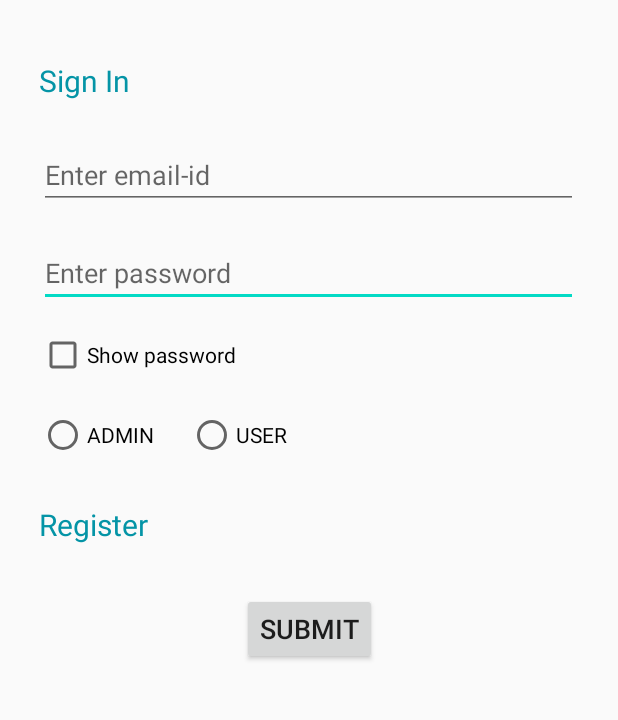
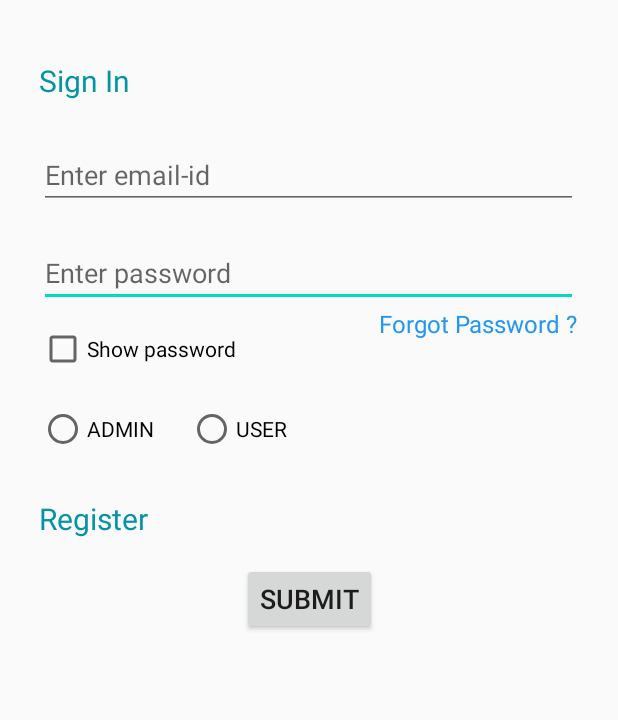
Before and after one commit to dalvisnigdha/Pandelivery, an Android app: the screen it shows after launch (MainActivity), on a phone screen of 412 x 824 dp, the part 240-960 px from its top. Run offline under Robolectric (Android 15) with nearby library versions, the light colour scheme and no system bars; our stand-ins replace Firebase (no records; nobody signed in at launch, a user with empty details on screens opened directly).

Commit message:
show password + forgot password added

```diff
--- a/app/src/main/res/layout/activity_main.xml
+++ b/app/src/main/res/layout/activity_main.xml
@@ -61,7 +61,7 @@
         android:id="@+id/pwdshow"
         android:layout_width="wrap_content"
         android:layout_height="wrap_content"
-        android:layout_marginTop="16dp"
+        android:layout_marginTop="12dp"
         android:text="Show password"
         android:textSize="14sp"
         app:layout_constraintStart_toStartOf="@+id/usertype"
@@ -82,7 +82,7 @@
         android:id="@+id/submit"
         android:layout_width="wrap_content"
         android:layout_height="wrap_content"
-        android:layout_marginTop="32dp"
+        android:layout_marginTop="16dp"
         android:text="Submit"
         android:textSize="18sp"
         app:layout_constraintEnd_toEndOf="parent"
@@ -119,4 +119,14 @@
             app:layout_constraintTop_toBottomOf="@+id/usertype" />
     </RadioGroup>
 
+    <TextView
+        android:id="@+id/forgotpwd"
+        android:layout_width="wrap_content"
+        android:layout_height="wrap_content"
+        android:text="Forgot Password ?"
+        android:textColor="#2196F3"
+        android:textSize="16sp"
+        app:layout_constraintEnd_toEndOf="@+id/password"
+        app:layout_constraintTop_toBottomOf="@+id/password" />
+
 </androidx.constraintlayout.widget.ConstraintLayout>
```
Also changed, not shown: app/src/main/java/com/example/pandelivery/MainActivity.java (+29 -25 lines).
